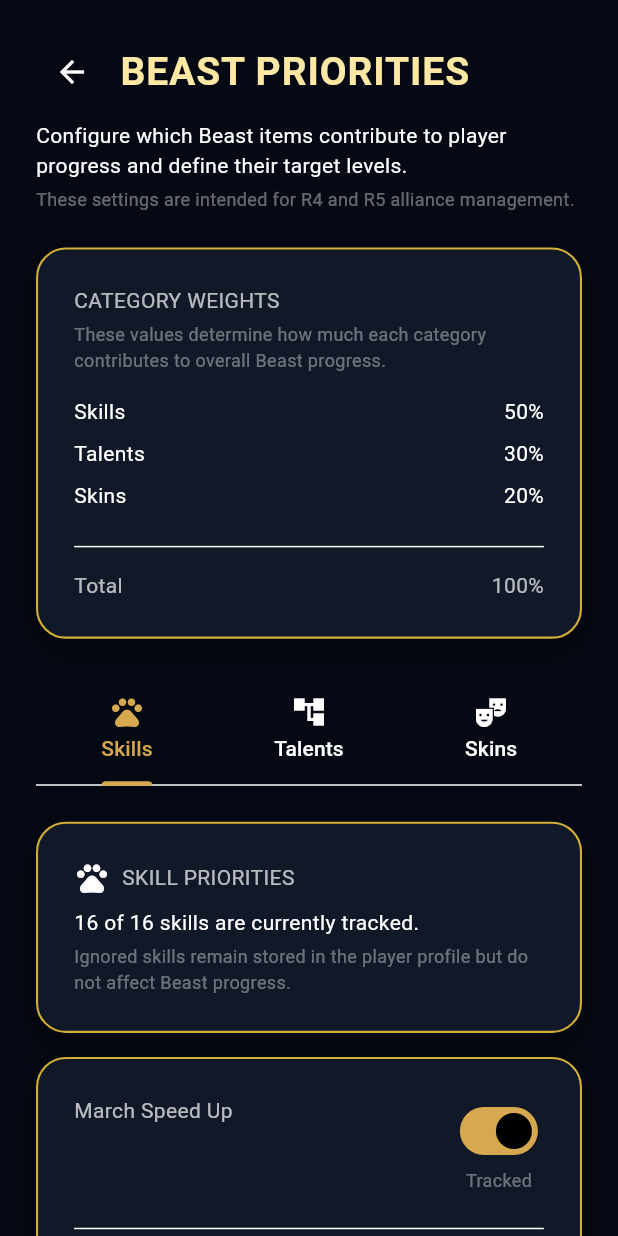
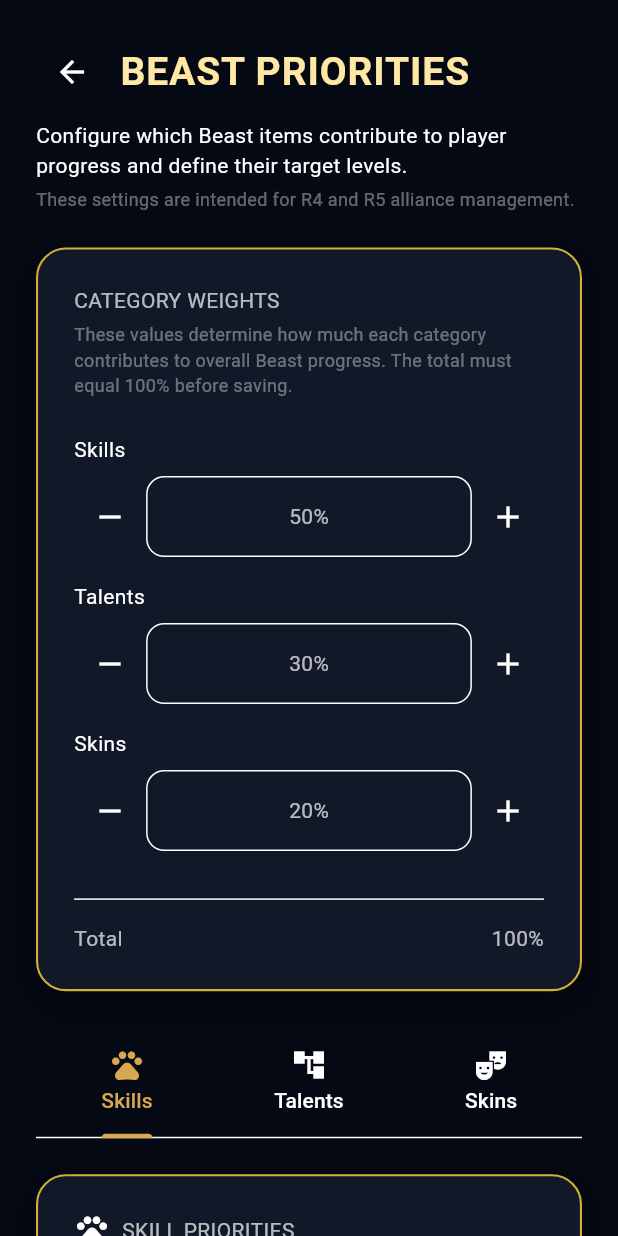
Before and after one commit to mgeorgiew96-del/alliance_manager, a Flutter app: the BeastPrioritiesScreen screen opened by its route, on a phone screen of 412 x 824 dp. Run offline on Flutter 3.47's test engine with Material 3 defaults, Android fonts, the phone set to English and light mode, and no system bars; our stand-ins replace firebase_core, flutter_riverpod, go_router; accounts and stored records are empty.

Commit message:
feat: complete Beast priority management and category weights

```diff
--- a/lib/features/beast/screens/beast_priorities_screen.dart
+++ b/lib/features/beast/screens/beast_priorities_screen.dart
@@ -6,6 +6,7 @@ import '../../../shared/theme/am_text_styles.dart';
 import '../../../shared/widgets/am_card.dart';
 import '../../../shared/widgets/am_page.dart';
 import '../../../shared/widgets/am_save_cancel_bar.dart';
+import '../../../shared/widgets/category_weight_editor.dart';
 import '../../../shared/widgets/priority_item_editor.dart';
 import '../definitions/beast_skill_definitions.dart';
 import '../definitions/beast_skin_definitions.dart';
@@ -43,10 +44,53 @@ class _BeastPrioritiesScreenState extends ConsumerState<BeastPrioritiesScreen> {
               },
             ),
             const SizedBox(height: AMSpacing.lg),
-            _CategoryWeightsCard(
-              skillsWeight: config.skillsWeight,
-              talentsWeight: config.talentsWeight,
-              skinsWeight: config.skinsWeight,
+            CategoryWeightEditor(
+              title: 'CATEGORY WEIGHTS',
+              description:
+                  'These values determine how much each category '
+                  'contributes to overall Beast progress. The total '
+                  'must equal 100% before saving.',
+              items: [
+                CategoryWeightItem(
+                  id: 'skills',
+                  label: 'Skills',
+                  weight: config.skillsWeight,
+                ),
+                CategoryWeightItem(
+                  id: 'talents',
+                  label: 'Talents',
+                  weight: config.talentsWeight,
+                ),
+                CategoryWeightItem(
+                  id: 'skins',
+                  label: 'Skins',
+                  weight: config.skinsWeight,
+                ),
+              ],
+              onWeightChanged: (categoryId, newWeight) {
+                switch (categoryId) {
+                  case 'skills':
+                    controller.setCategoryWeights(
+                      skillsWeight: newWeight,
+                      talentsWeight: config.talentsWeight,
+                      skinsWeight: config.skinsWeight,
+                    );
+
+                  case 'talents':
+                    controller.setCategoryWeights(
+                      skillsWeight: config.skillsWeight,
+                      talentsWeight: newWeight,
+                      skinsWeight: config.skinsWeight,
+                    );
+
+                  case 'skins':
+                    controller.setCategoryWeights(
+                      skillsWeight: config.skillsWeight,
+                      talentsWeight: config.talentsWeight,
+                      skinsWeight: newWeight,
+                    );
+                }
+              },
             ),
             const SizedBox(height: AMSpacing.lg),
             TabBar(
@@ -66,6 +110,19 @@ class _BeastPrioritiesScreenState extends ConsumerState<BeastPrioritiesScreen> {
             const SizedBox(height: AMSpacing.lg),
             AMSaveCancelBar(
               onSave: () async {
+                if (!config.weightsAreValid) {
+                  ScaffoldMessenger.of(context).showSnackBar(
+                    const SnackBar(
+                      content: Text(
+                        'Category weights must total 100% before '
+                        'saving.',
+                      ),
+                    ),
+                  );
+
+                  return;
+                }
+
                 controller.save();
 
                 if (!context.mounted) {
@@ -155,82 +212,6 @@ class _PageHeader extends StatelessWidget {
           'management.',
           style: AMTextStyles.muted,
         ),
-      ],
-    );
-  }
-}
-
-class _CategoryWeightsCard extends StatelessWidget {
-  const _CategoryWeightsCard({
-    required this.skillsWeight,
-    required this.talentsWeight,
-    required this.skinsWeight,
-  });
-
-  final double skillsWeight;
-  final double talentsWeight;
-  final double skinsWeight;
-
-  @override
-  Widget build(BuildContext context) {
-    final totalWeight = skillsWeight + talentsWeight + skinsWeight;
-
-    final weightsAreValid = (totalWeight - 1).abs() <= 0.0001;
-
-    return AMCard(
-      child: Column(
-        crossAxisAlignment: CrossAxisAlignment.start,
-        children: [
-          Text('CATEGORY WEIGHTS', style: AMTextStyles.subtitle),
-          const SizedBox(height: AMSpacing.xs),
-          Text(
-            'These values determine how much each category '
-            'contributes to overall Beast progress.',
-            style: AMTextStyles.muted,
-          ),
-          const SizedBox(height: AMSpacing.md),
-          _WeightRow(label: 'Skills', weight: skillsWeight),
-          const SizedBox(height: AMSpacing.sm),
-          _WeightRow(label: 'Talents', weight: talentsWeight),
-          const SizedBox(height: AMSpacing.sm),
-          _WeightRow(label: 'Skins', weight: skinsWeight),
-          const SizedBox(height: AMSpacing.md),
-          const Divider(),
-          const SizedBox(height: AMSpacing.sm),
-          Row(
-            children: [
-              Expanded(child: Text('Total', style: AMTextStyles.subtitle)),
-              Text(_percentageText(totalWeight), style: AMTextStyles.subtitle),
-            ],
-          ),
-          if (!weightsAreValid) ...[
-            const SizedBox(height: AMSpacing.sm),
-            const Text(
-              'Category weights must total 100%.',
-              style: TextStyle(
-                color: Colors.orange,
-                fontWeight: FontWeight.bold,
-              ),
-            ),
-          ],
-        ],
-      ),
-    );
-  }
-}
-
-class _WeightRow extends StatelessWidget {
-  const _WeightRow({required this.label, required this.weight});
-
-  final String label;
-  final double weight;
-
-  @override
-  Widget build(BuildContext context) {
-    return Row(
-      children: [
-        Expanded(child: Text(label, style: AMTextStyles.body)),
-        Text(_percentageText(weight), style: AMTextStyles.body),
       ],
     );
   }
@@ -563,10 +544,6 @@ class _SkinsPrioritiesSection extends ConsumerWidget {
   }
 }
 
-String _percentageText(double value) {
-  return '${(value * 100).toStringAsFixed(0)}%';
-}
-
 String _beastName(BeastType beastType) {
   switch (beastType) {
     case BeastType.panda:
--- /dev/null
+++ b/lib/shared/widgets/category_weight_editor.dart
@@ -0,0 +1,168 @@
+import 'package:flutter/material.dart';
+
+import '../theme/am_spacing.dart';
+import '../theme/am_text_styles.dart';
+import 'am_card.dart';
+
+class CategoryWeightEditor extends StatelessWidget {
+  const CategoryWeightEditor({
+    super.key,
+    required this.title,
+    required this.description,
+    required this.items,
+    required this.onWeightChanged,
+    this.step = 0.05,
+  });
+
+  final String title;
+  final String description;
+  final List<CategoryWeightItem> items;
+  final void Function(String id, double weight) onWeightChanged;
+  final double step;
+
+  double get totalWeight {
+    return items.fold<double>(0, (sum, item) => sum + item.weight);
+  }
+
+  bool get weightsAreValid {
+    return (totalWeight - 1).abs() <= 0.0001;
+  }
+
+  @override
+  Widget build(BuildContext context) {
+    return AMCard(
+      child: Column(
+        crossAxisAlignment: CrossAxisAlignment.start,
+        children: [
+          Text(title, style: AMTextStyles.subtitle),
+          const SizedBox(height: AMSpacing.xs),
+          Text(description, style: AMTextStyles.muted),
+          const SizedBox(height: AMSpacing.lg),
+          for (var index = 0; index < items.length; index++) ...[
+            _WeightItemRow(
+              item: items[index],
+              step: step,
+              onWeightChanged: onWeightChanged,
+            ),
+            if (index < items.length - 1) const SizedBox(height: AMSpacing.md),
+          ],
+          const SizedBox(height: AMSpacing.lg),
+          const Divider(),
+          const SizedBox(height: AMSpacing.sm),
+          Row(
+            children: [
+              Expanded(child: Text('Total', style: AMTextStyles.subtitle)),
+              Text(_percentageText(totalWeight), style: AMTextStyles.subtitle),
+            ],
+          ),
+          if (!weightsAreValid) ...[
+            const SizedBox(height: AMSpacing.sm),
+            const Text(
+              'Category weights must total 100% before saving.',
+              style: TextStyle(
+                color: Colors.orange,
+                fontWeight: FontWeight.bold,
+              ),
+            ),
+          ],
+        ],
+      ),
+    );
+  }
+}
+
+class CategoryWeightItem {
+  const CategoryWeightItem({
+    required this.id,
+    required this.label,
+    required this.weight,
+  });
+
+  final String id;
+  final String label;
+  final double weight;
+}
+
+class _WeightItemRow extends StatelessWidget {
+  const _WeightItemRow({
+    required this.item,
+    required this.step,
+    required this.onWeightChanged,
+  });
+
+  final CategoryWeightItem item;
+  final double step;
+  final void Function(String id, double weight) onWeightChanged;
+
+  bool get canDecrease {
+    return item.weight >= step;
+  }
+
+  bool get canIncrease {
+    return item.weight <= 1 - step;
+  }
+
+  @override
+  Widget build(BuildContext context) {
+    return Column(
+      crossAxisAlignment: CrossAxisAlignment.start,
+      children: [
+        Text(item.label, style: AMTextStyles.body),
+        const SizedBox(height: AMSpacing.sm),
+        Row(
+          children: [
+            IconButton(
+              tooltip: 'Decrease ${item.label} weight',
+              onPressed: canDecrease
+                  ? () {
+                      onWeightChanged(
+                        item.id,
+                        _normaliseWeight(item.weight - step),
+                      );
+                    }
+                  : null,
+              icon: const Icon(Icons.remove),
+            ),
+            Expanded(
+              child: Container(
+                alignment: Alignment.center,
+                padding: const EdgeInsets.symmetric(
+                  horizontal: AMSpacing.sm,
+                  vertical: AMSpacing.md,
+                ),
+                decoration: BoxDecoration(
+                  border: Border.all(color: Theme.of(context).dividerColor),
+                  borderRadius: BorderRadius.circular(12),
+                ),
+                child: Text(
+                  _percentageText(item.weight),
+                  style: AMTextStyles.subtitle,
+                ),
+              ),
+            ),
+            IconButton(
+              tooltip: 'Increase ${item.label} weight',
+              onPressed: canIncrease
+                  ? () {
+                      onWeightChanged(
+                        item.id,
+                        _normaliseWeight(item.weight + step),
+                      );
+                    }
+                  : null,
+              icon: const Icon(Icons.add),
+            ),
+          ],
+        ),
+      ],
+    );
+  }
+}
+
+double _normaliseWeight(double value) {
+  return double.parse(value.clamp(0, 1).toStringAsFixed(2));
+}
+
+String _percentageText(double value) {
+  return '${(value * 100).toStringAsFixed(0)}%';
+}
```
